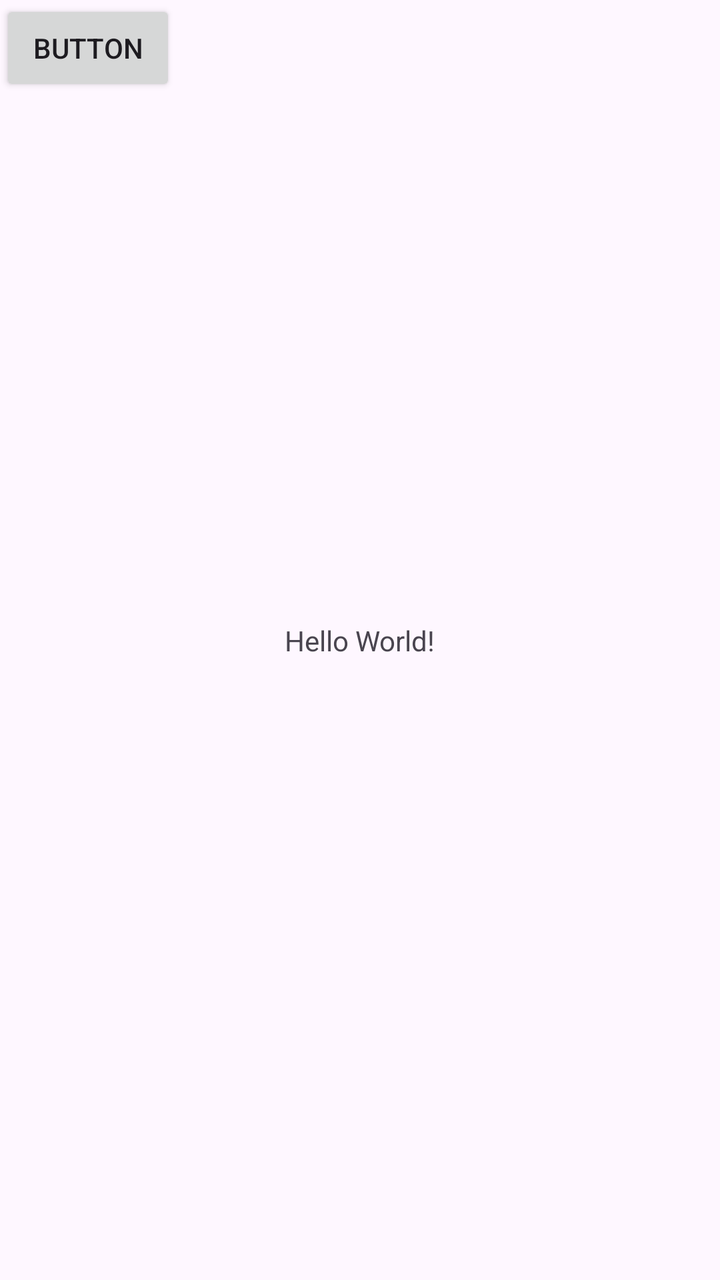
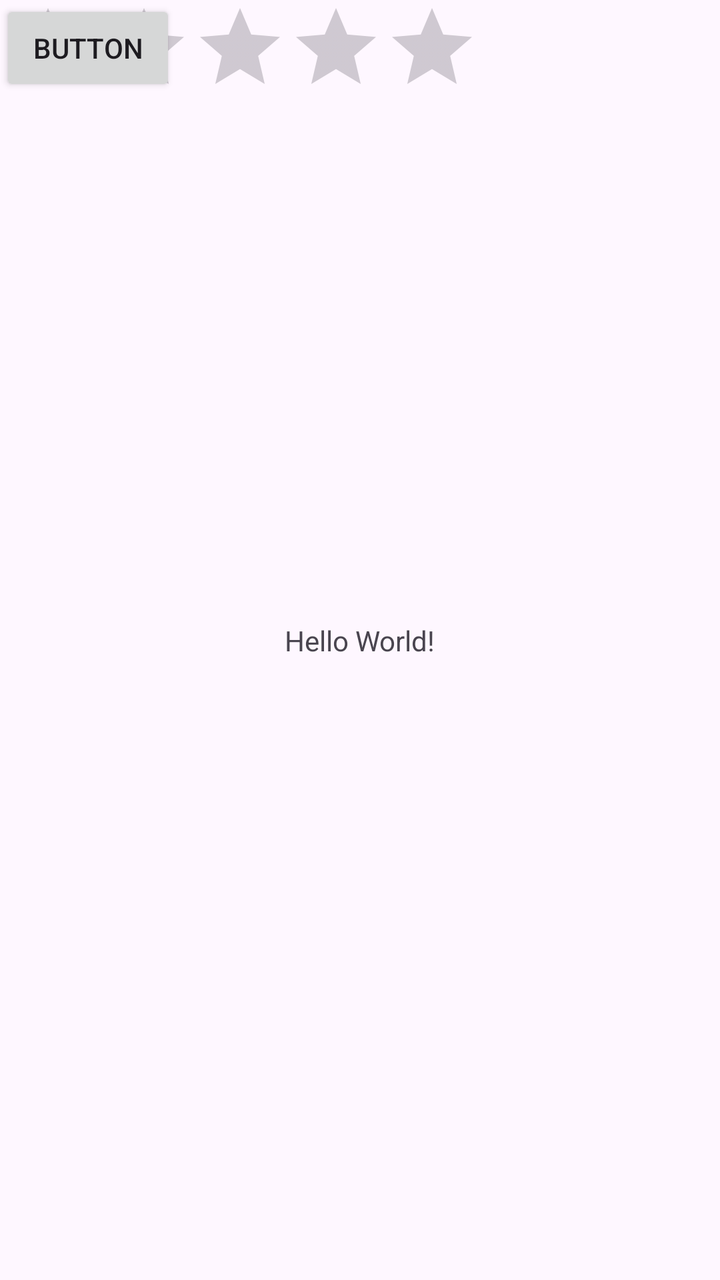

Compare the two renders of this Android layout. The source of the first and the diff that turns it into the second are given below.
<!-- AndroidManifest.xml: application theme Theme.LevenecGit -->
<!-- res/layout/git_test.xml -->
<?xml version="1.0" encoding="utf-8"?>
<androidx.constraintlayout.widget.ConstraintLayout xmlns:android="http://schemas.android.com/apk/res/android"
    xmlns:app="http://schemas.android.com/apk/res-auto"
    xmlns:tools="http://schemas.android.com/tools"
    android:id="@+id/main"
    android:layout_width="match_parent"
    android:layout_height="match_parent"
    tools:context=".GitTest">

    <TextView
        android:layout_width="wrap_content"
        android:layout_height="wrap_content"
        android:text="Hello World!"
        app:layout_constraintBottom_toBottomOf="parent"
        app:layout_constraintEnd_toEndOf="parent"
        app:layout_constraintStart_toStartOf="parent"
        app:layout_constraintTop_toTopOf="parent" />

    <Button
        android:id="@+id/button"
        android:layout_width="wrap_content"
        android:layout_height="wrap_content"
        android:text="@string/button"
        tools:layout_editor_absoluteX="165dp"
        tools:layout_editor_absoluteY="157dp"
        tools:ignore="MissingConstraints" />

</androidx.constraintlayout.widget.ConstraintLayout>
<!-- resources referenced by this layout -->
<resources>
  <string name="button">Button</string>
  <style name="Theme.LevenecGit" parent="Base.Theme.LevenecGit" />
  <style name="Base.Theme.LevenecGit" parent="Theme.Material3.DayNight.NoActionBar">
          
          
      </style>
</resources>

<!-- the commit's change to res/layout/git_test.xml (unified diff, before → after) -->
@@ -25,4 +25,12 @@
         tools:layout_editor_absoluteY="157dp"
         tools:ignore="MissingConstraints" />
 
+    <RatingBar
+        android:id="@+id/ratingBar"
+        android:layout_width="wrap_content"
+        android:layout_height="wrap_content"
+        tools:layout_editor_absoluteX="59dp"
+        tools:layout_editor_absoluteY="458dp"
+        tools:ignore="MissingConstraints" />
+
 </androidx.constraintlayout.widget.ConstraintLayout>
